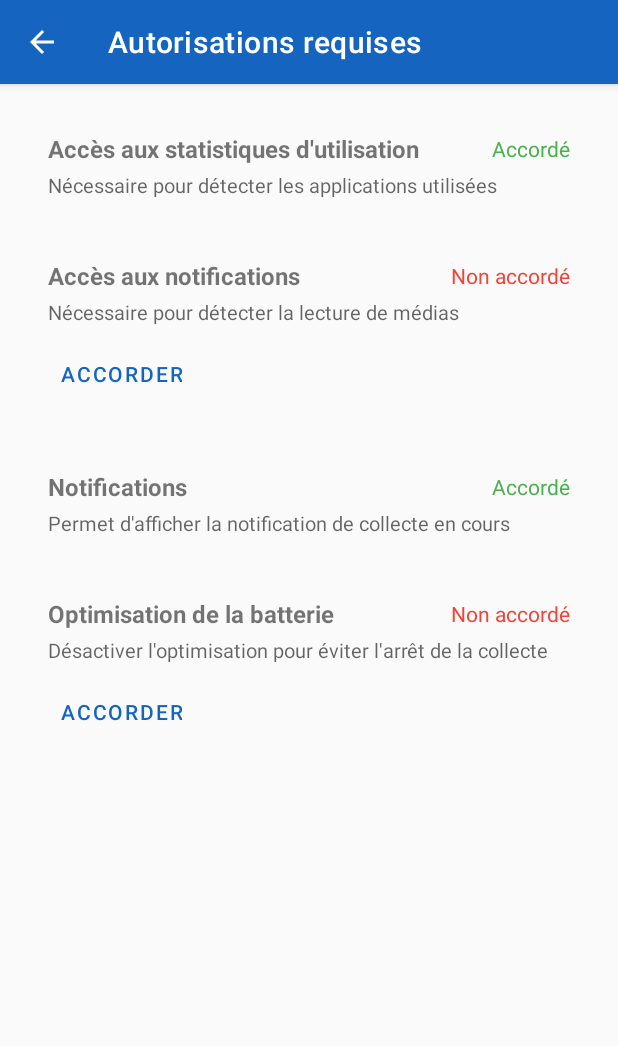
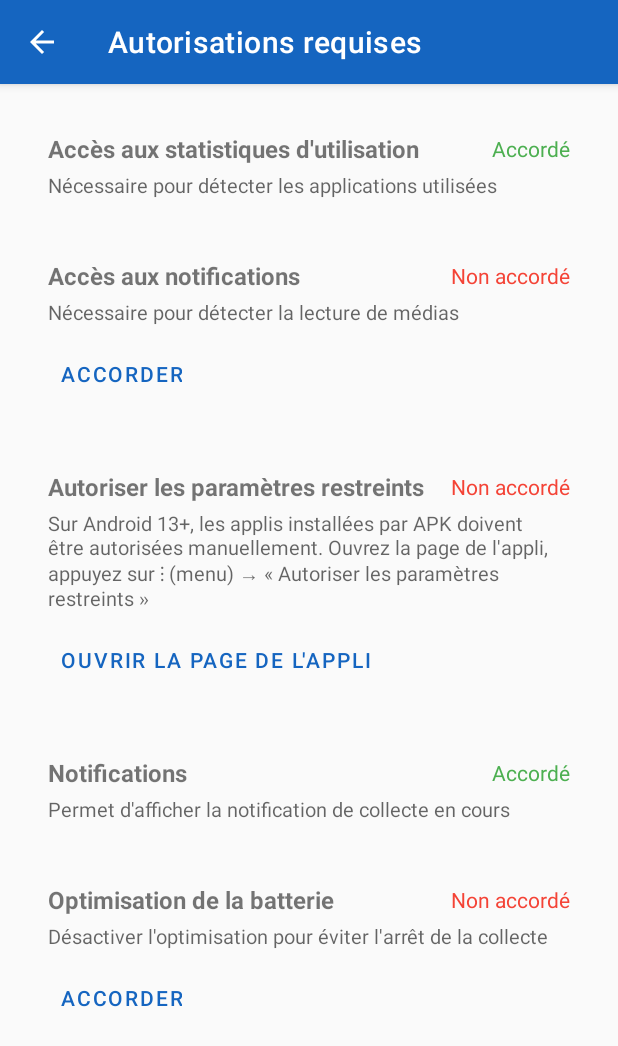
Before and after one commit to slipihollow/Data_interview, an Android app: the PermissionsActivity screen opened directly, with no data from a screen before it, on a phone screen of 412 x 824 dp. Shown: the top 1046 px of the screen. Run offline under Robolectric (Android 15) with nearby library versions, the phone set to English and light mode, and no system bars.

```diff
--- a/android/app/src/main/java/com/datainterview/app/ui/permissions/PermissionsActivity.kt
+++ b/android/app/src/main/java/com/datainterview/app/ui/permissions/PermissionsActivity.kt
@@ -63,12 +63,24 @@ class PermissionsActivity : AppCompatActivity() {
         ))
 
         // 2. Notification Listener (for MediaSessionManager)
+        val notificationListenerGranted = isNotificationListenerGranted()
         permissions.add(PermissionItem(
             name = getString(R.string.perm_notification_access),
             description = getString(R.string.perm_notification_access_desc),
-            granted = isNotificationListenerGranted(),
+            granted = notificationListenerGranted,
             action = { openNotificationListenerSettings() }
         ))
+
+        // 2b. Restricted settings guide (Android 13+ sideloaded apps)
+        if (Build.VERSION.SDK_INT >= Build.VERSION_CODES.TIRAMISU && !notificationListenerGranted) {
+            permissions.add(PermissionItem(
+                name = getString(R.string.perm_restricted_settings),
+                description = getString(R.string.perm_restricted_settings_desc),
+                granted = false,
+                action = { openAppInfoSettings() },
+                buttonText = getString(R.string.perm_restricted_settings_action)
+            ))
+        }
 
         // 3. POST_NOTIFICATIONS (Android 13+)
         if (Build.VERSION.SDK_INT >= Build.VERSION_CODES.TIRAMISU) {
@@ -136,6 +148,13 @@ class PermissionsActivity : AppCompatActivity() {
         startActivity(Intent(Settings.ACTION_NOTIFICATION_LISTENER_SETTINGS))
     }
 
+    private fun openAppInfoSettings() {
+        val intent = Intent(Settings.ACTION_APPLICATION_DETAILS_SETTINGS).apply {
+            data = Uri.parse("package:$packageName")
+        }
+        startActivity(intent)
+    }
+
     private fun requestBatteryOptimization() {
         if (Build.VERSION.SDK_INT >= Build.VERSION_CODES.M) {
             val intent = Intent(Settings.ACTION_REQUEST_IGNORE_BATTERY_OPTIMIZATIONS).apply {
@@ -154,7 +173,8 @@ class PermissionsActivity : AppCompatActivity() {
         val name: String,
         val description: String,
         val granted: Boolean,
-        val action: () -> Unit
+        val action: () -> Unit,
+        val buttonText: String? = null
     )
 
     private class PermissionsAdapter(
@@ -186,7 +206,7 @@ class PermissionsActivity : AppCompatActivity() {
                 holder.statusText.text = holder.itemView.context.getString(R.string.perm_not_granted)
                 holder.statusText.setTextColor(0xFFF44336.toInt())
                 holder.actionButton.visibility = View.VISIBLE
-                holder.actionButton.text = holder.itemView.context.getString(R.string.perm_grant)
+                holder.actionButton.text = item.buttonText ?: holder.itemView.context.getString(R.string.perm_grant)
                 holder.actionButton.setOnClickListener { item.action() }
             }
         }
--- a/android/app/src/main/res/values/strings.xml
+++ b/android/app/src/main/res/values/strings.xml
@@ -61,6 +61,9 @@
     <string name="perm_usage_access_desc">N\u00e9cessaire pour d\u00e9tecter les applications utilis\u00e9es</string>
     <string name="perm_notification_access">Acc\u00e8s aux notifications</string>
     <string name="perm_notification_access_desc">N\u00e9cessaire pour d\u00e9tecter la lecture de m\u00e9dias</string>
+    <string name="perm_restricted_settings">Autoriser les param\u00e8tres restreints</string>
+    <string name="perm_restricted_settings_desc">Sur Android 13+, les applis install\u00e9es par APK doivent \u00eatre autoris\u00e9es manuellement. Ouvrez la page de l\u0027appli, appuyez sur \u22ee (menu) \u2192 \u00ab\u00a0Autoriser les param\u00e8tres restreints\u00a0\u00bb</string>
+    <string name="perm_restricted_settings_action">Ouvrir la page de l\u0027appli</string>
     <string name="perm_notifications">Notifications</string>
     <string name="perm_notifications_desc">Permet d\'afficher la notification de collecte en cours</string>
     <string name="perm_battery">Optimisation de la batterie</string>
```
